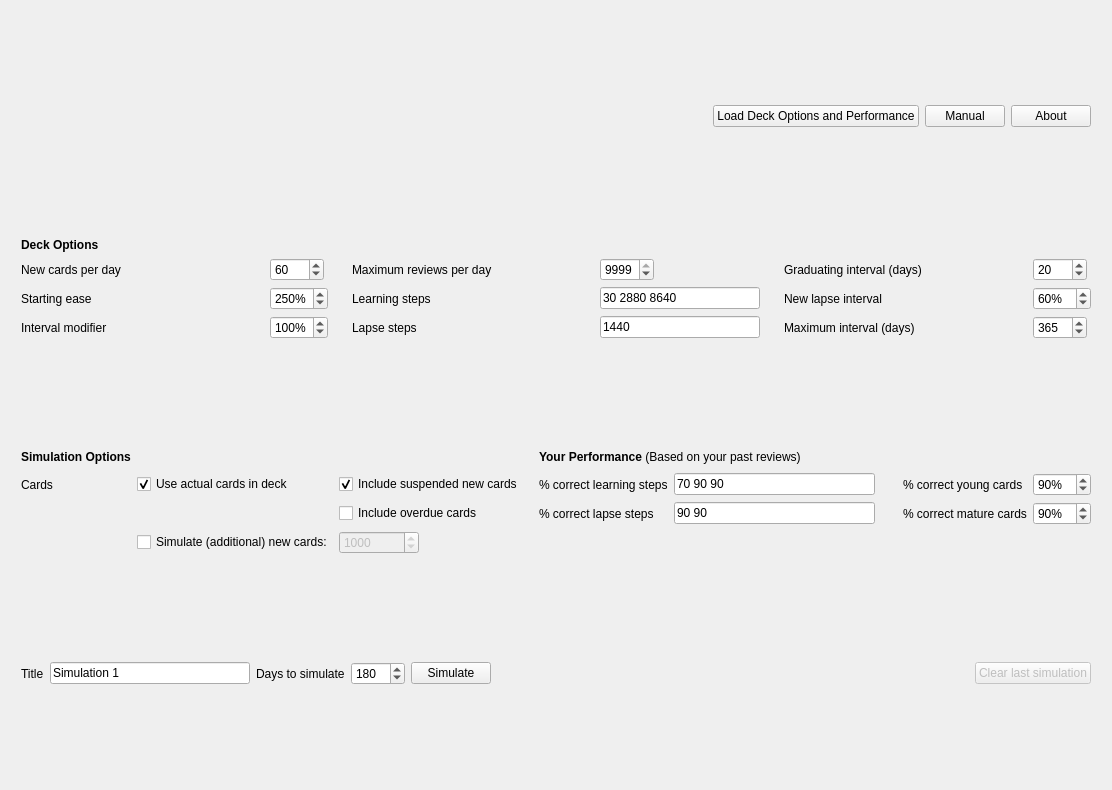
This is designer/anki_simulator_dialog.ui in giovannihenriksen/Anki-Simulator as Qt 5 draws it before an edit. The edited form follows.
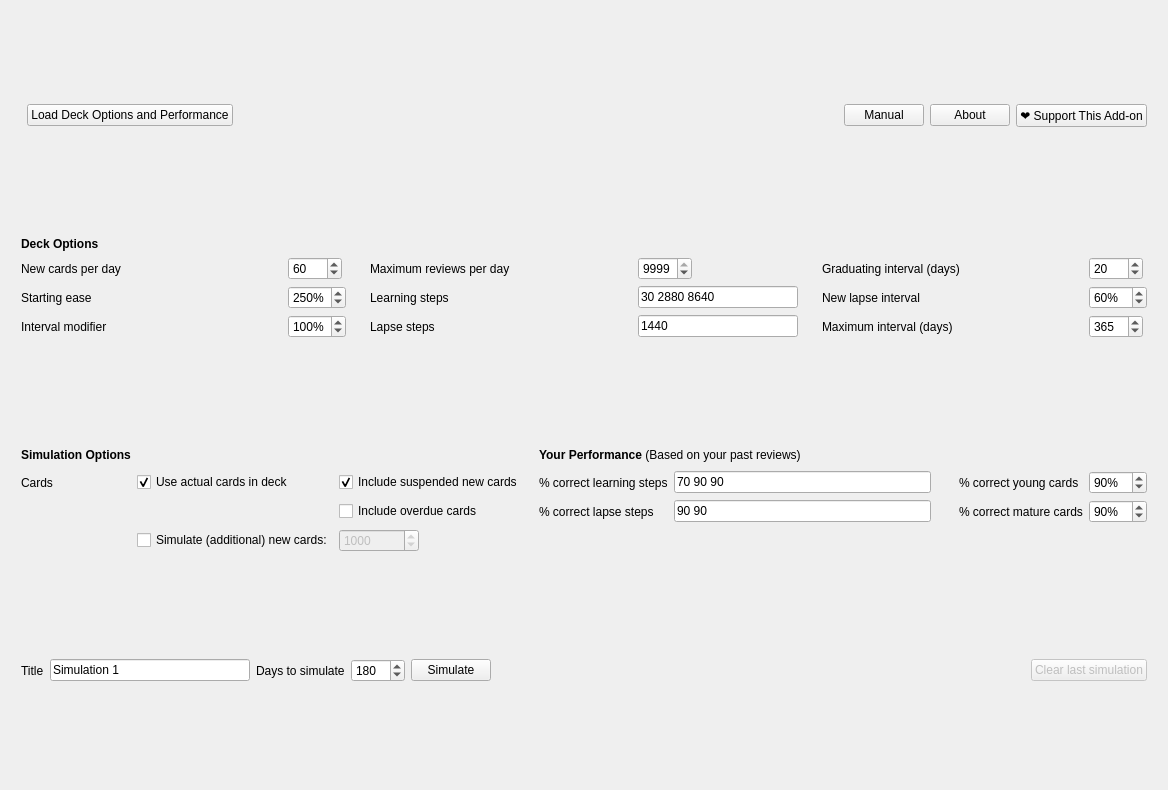
This is the edited form.

Commit message:
Add support dialog
(also ran black)

What changed in the file:
```diff
--- a/designer/anki_simulator_dialog.ui
+++ b/designer/anki_simulator_dialog.ui
@@ -6,7 +6,7 @@
    <rect>
     <x>0</x>
     <y>0</y>
-    <width>1112</width>
+    <width>1168</width>
     <height>790</height>
    </rect>
   </property>
@@ -64,6 +64,22 @@
         </property>
        </widget>
       </item>
+      <item>
+       <spacer name="horizontalSpacer_5">
+        <property name="orientation">
+         <enum>Qt::Horizontal</enum>
+        </property>
+        <property name="sizeType">
+         <enum>QSizePolicy::MinimumExpanding</enum>
+        </property>
+        <property name="sizeHint" stdset="0">
+         <size>
+          <width>40</width>
+          <height>20</height>
+         </size>
+        </property>
+       </spacer>
+      </item>
       <item>
        <widget class="QPushButton" name="manualButton">
         <property name="sizePolicy">
@@ -90,6 +106,13 @@
         </property>
        </widget>
       </item>
+      <item>
+       <widget class="QPushButton" name="supportButton">
+        <property name="text">
+         <string>❤️ Support This Add-on</string>
+        </property>
+       </widget>
+      </item>
      </layout>
     </widget>
    </item>
```
The commit also changes 2 other files.
